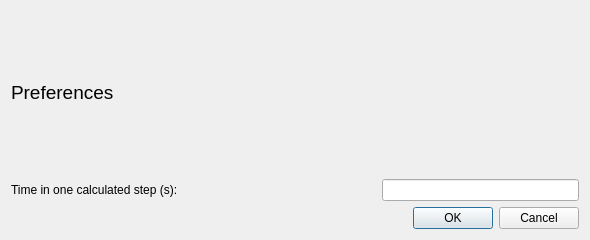
Old version of the form temp/preferences.ui in the repository mtpajula/MySolarSystem.
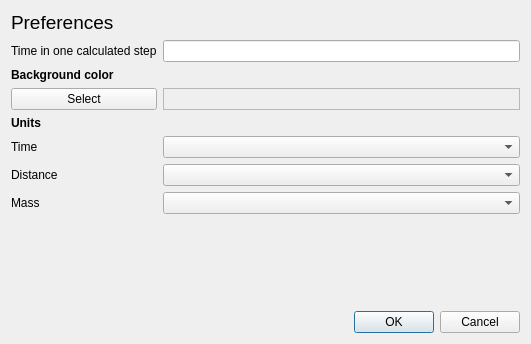
New version of the form.

```diff
--- a/temp/preferences.ui
+++ b/temp/preferences.ui
@@ -6,8 +6,8 @@
    <rect>
     <x>0</x>
     <y>0</y>
-    <width>590</width>
-    <height>240</height>
+    <width>531</width>
+    <height>344</height>
    </rect>
   </property>
   <property name="windowTitle">
@@ -31,26 +31,99 @@
      <item row="0" column="0">
       <widget class="QLabel" name="label_2">
        <property name="text">
-        <string>Time in one calculated step (s):</string>
+        <string>Time in one calculated step</string>
        </property>
       </widget>
      </item>
-     <item row="0" column="2">
-      <widget class="QLineEdit" name="lineEdit"/>
-     </item>
      <item row="0" column="1">
-      <spacer name="horizontalSpacer">
+      <widget class="QLineEdit" name="lineEdit"/>
+     </item>
+     <item row="1" column="0">
+      <widget class="QLabel" name="label_3">
+       <property name="font">
+        <font>
+         <weight>75</weight>
+         <bold>true</bold>
+        </font>
+       </property>
+       <property name="text">
+        <string>Background color</string>
+       </property>
+      </widget>
+     </item>
+     <item row="2" column="0">
+      <widget class="QPushButton" name="pushButton">
+       <property name="text">
+        <string>Select</string>
+       </property>
+      </widget>
+     </item>
+     <item row="2" column="1">
+      <widget class="QFrame" name="frame">
+       <property name="frameShape">
+        <enum>QFrame::StyledPanel</enum>
+       </property>
+       <property name="frameShadow">
+        <enum>QFrame::Raised</enum>
+       </property>
+      </widget>
+     </item>
+     <item row="7" column="0">
+      <spacer name="verticalSpacer">
        <property name="orientation">
-        <enum>Qt::Horizontal</enum>
+        <enum>Qt::Vertical</enum>
        </property>
        <property name="sizeHint" stdset="0">
         <size>
-         <width>40</width>
-         <height>20</height>
+         <width>20</width>
+         <height>40</height>
         </size>
        </property>
       </spacer>
      </item>
+     <item row="3" column="0">
+      <widget class="QLabel" name="label_4">
+       <property name="font">
+        <font>
+         <weight>75</weight>
+         <bold>true</bold>
+        </font>
+       </property>
+       <property name="text">
+        <string>Units</string>
+       </property>
+      </widget>
+     </item>
+     <item row="4" column="0">
+      <widget class="QLabel" name="label_5">
+       <property name="text">
+        <string>Time</string>
+       </property>
+      </widget>
+     </item>
+     <item row="5" column="0">
+      <widget class="QLabel" name="label_6">
+       <property name="text">
+        <string>Distance</string>
+       </property>
+      </widget>
+     </item>
+     <item row="6" column="0">
+      <widget class="QLabel" name="label_7">
+       <property name="text">
+        <string>Mass</string>
+       </property>
+      </widget>
+     </item>
+     <item row="4" column="1">
+      <widget class="QComboBox" name="comboBox"/>
+     </item>
+     <item row="5" column="1">
+      <widget class="QComboBox" name="comboBox_2"/>
+     </item>
+     <item row="6" column="1">
+      <widget class="QComboBox" name="comboBox_3"/>
+     </item>
     </layout>
    </item>
    <item>
```
